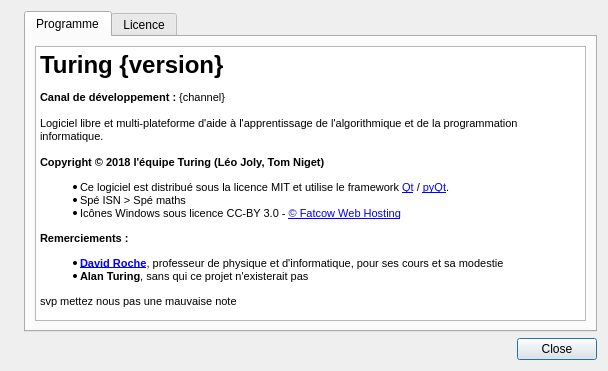
This is src/ui_about.ui in TuringApp/Turing as Qt 5 draws it before an edit. The edited form follows.
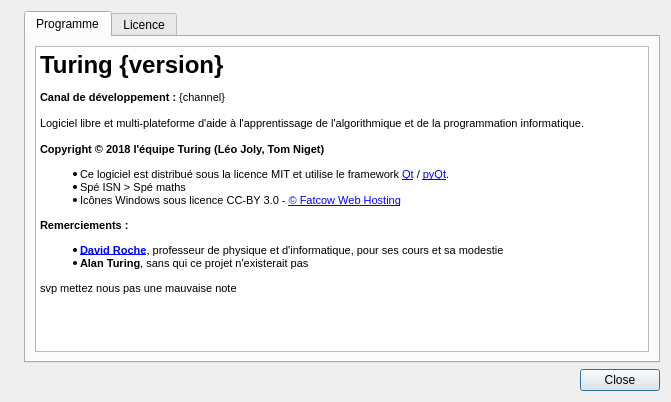
This is the edited form. Icons and pictures are not drawn.

```diff
--- a/src/ui_about.ui
+++ b/src/ui_about.ui
@@ -6,8 +6,8 @@
    <rect>
     <x>0</x>
     <y>0</y>
-    <width>608</width>
-    <height>371</height>
+    <width>671</width>
+    <height>402</height>
    </rect>
   </property>
   <property name="windowTitle">
```
